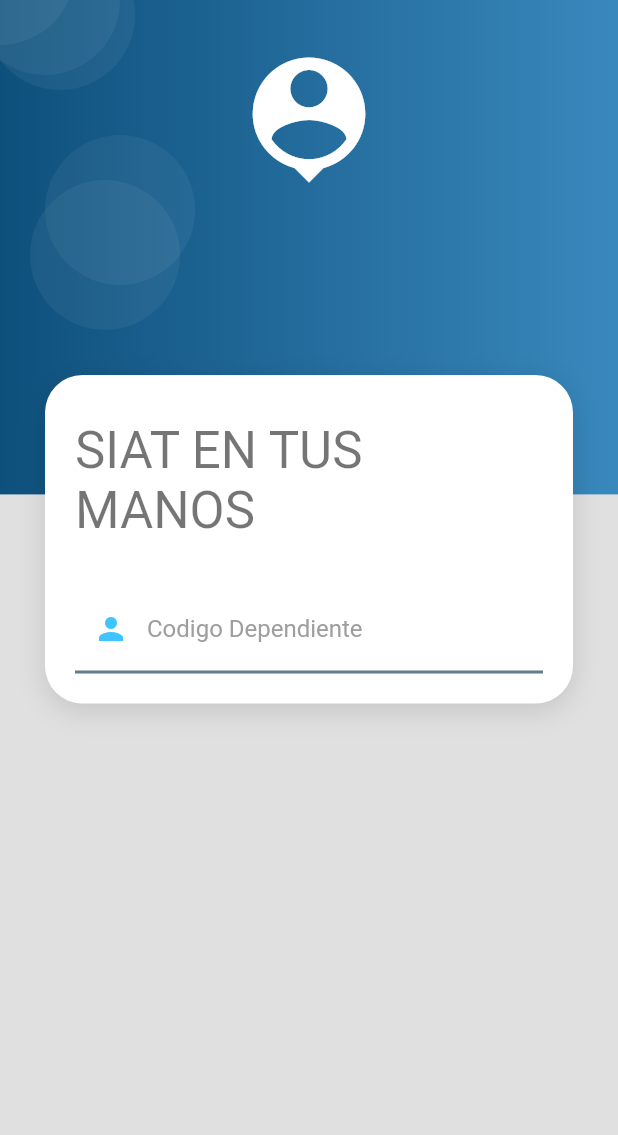
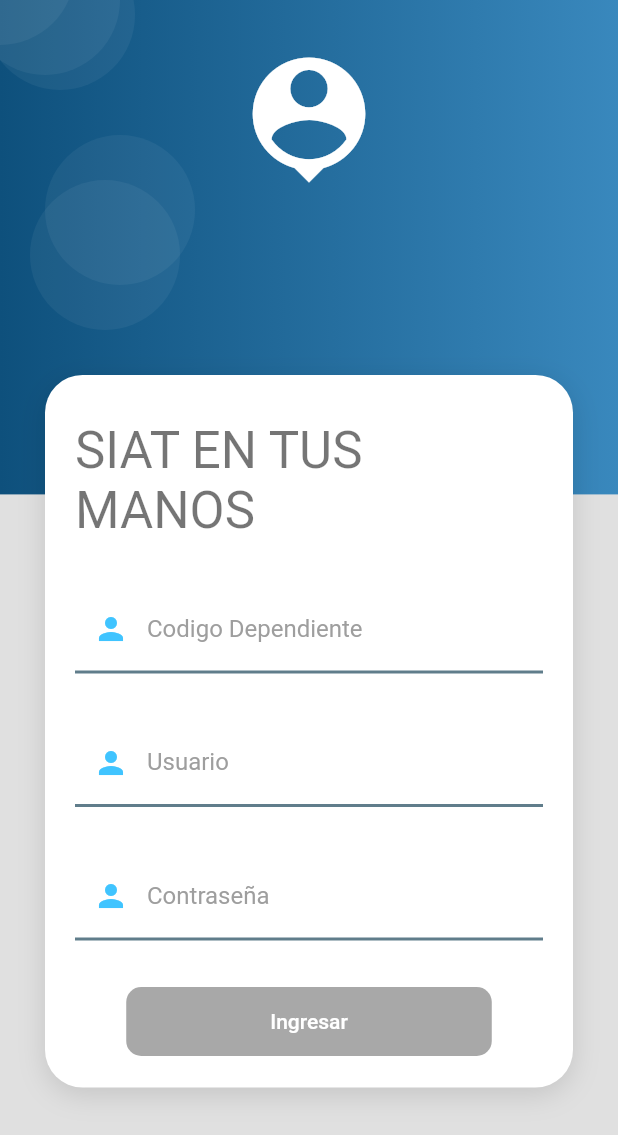
Before and after one commit to Viqui-Alaro/registroFacturas, a Flutter app: the screen it shows after launch, on a phone screen of 412 x 824 dp. Shown: the top 1135 px of the screen. Run offline on Flutter 3.47's test engine with Material 2 defaults, Android fonts, the phone set to English and light mode, and no system bars.

Commit message:
reutilizar estilos de los inputs

```diff
--- a/lib/screens/login_screen.dart
+++ b/lib/screens/login_screen.dart
@@ -1,4 +1,5 @@
 import 'package:flutter/material.dart';
+import 'package:flutter_registro_facturas/ui/input_decorations.dart';
 import 'package:flutter_registro_facturas/widgets/widgets.dart';
 
 
@@ -24,7 +25,7 @@ class LoginScreen extends StatelessWidget {
                   ],
                 ),
               ),
-
+               SizedBox(height: 80),
             ],
           ),
         )
@@ -47,21 +48,47 @@ class LoginScreen extends StatelessWidget {
               TextFormField(
                 autocorrect: false,
                 keyboardType: TextInputType.emailAddress,
-                decoration: InputDecoration(
-                  enabledBorder: UnderlineInputBorder(
-                    borderSide: BorderSide(
-                      color: Colors.blueGrey,
-                      width: 2
-                    )
-                  ),
+                decoration: InputDecorations.authInputDecoration(
                   hintText: '9199772013',
                   labelText: 'Codigo Dependiente',
-                  labelStyle: TextStyle(
-                    color: Colors.grey
-                  ),
-                  prefixIcon: Icon(Icons.person,color: Colors.lightBlueAccent)
+                  prefixIcon: Icons.person
                 ),
-              )
+
+              ),
+              SizedBox(height: 30,),
+              TextFormField(
+                autocorrect: false,
+                keyboardType: TextInputType.emailAddress,
+                decoration: InputDecorations.authInputDecoration(
+                  hintText: 'viqui.alaro',
+                  labelText: 'Usuario',
+                  prefixIcon: Icons.person
+                ),
+
+              ),
+              SizedBox(height: 30,),
+              TextFormField(
+                autocorrect: false,
+                obscureText: true,
+                keyboardType: TextInputType.emailAddress,
+                decoration: InputDecorations.authInputDecoration(
+                  hintText: '********',
+                  labelText: 'Contraseña',
+                  prefixIcon: Icons.lock_outline
+                ),
+
+              ),
+               SizedBox(height: 30,),
+               MaterialButton(
+                 shape: RoundedRectangleBorder(borderRadius: BorderRadius.circular(10)),
+                 disabledColor:Color.fromRGBO(38, 38, 38, 0.4),
+                 elevation: 0,
+                 color: Color.fromRGBO(38, 38, 38, 0.4),
+                 child: Container(
+                   padding: EdgeInsets.symmetric(horizontal: 80,vertical: 15),// Color.fromRGBO(38, 38, 38, 0.4)
+                   child: Text('Ingresar', style: TextStyle(color: Colors.white),),
+                 ),
+                 onPressed: (){})
             ],
           ),
         ),
--- /dev/null
+++ b/lib/ui/input_decorations.dart
@@ -0,0 +1,28 @@
+
+import 'package:flutter/material.dart';
+
+class InputDecorations{
+  static InputDecoration authInputDecoration({
+    required String hintText,
+    required String labelText,
+    IconData? prefixIcon
+  }){
+    return InputDecoration(
+                  enabledBorder: UnderlineInputBorder(
+                    borderSide: BorderSide(
+                      color: Colors.blueGrey,
+                      width: 2
+                    )
+                  ),
+                  hintText: hintText,
+                  labelText: labelText,
+                  labelStyle: TextStyle(
+                    color: Colors.grey
+                  ),
+                  prefixIcon: prefixIcon !=null
+                  ? Icon(Icons.person,color: Colors.lightBlueAccent)
+                  :null
+                );
+  }
+
+}
```
